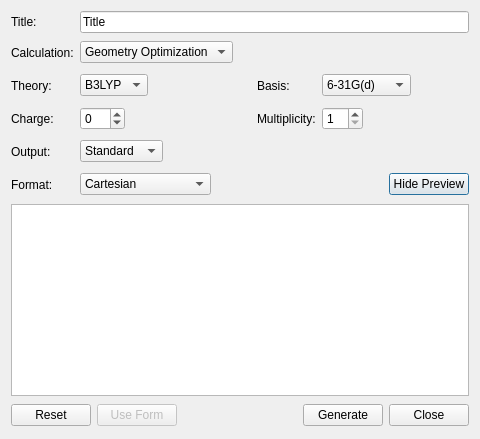
cryos/avogadro, file libavogadro/src/extensions/qcheminputdialog.ui: the form before one commit.
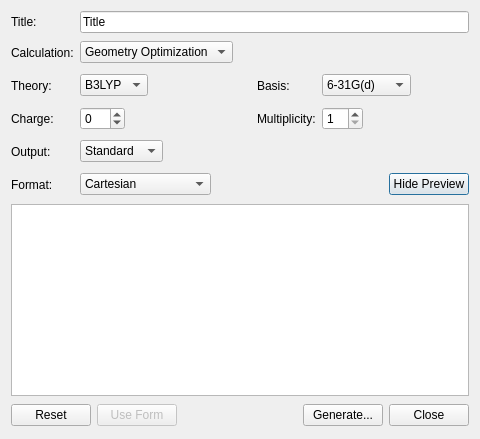
The form after the commit.

Commit message: UI consistency -- use "..." for showing a new dialog box.

```diff
--- a/libavogadro/src/extensions/qcheminputdialog.ui
+++ b/libavogadro/src/extensions/qcheminputdialog.ui
@@ -5,8 +5,8 @@
    <rect>
     <x>0</x>
     <y>0</y>
-    <width>536</width>
-    <height>450</height>
+    <width>619</width>
+    <height>514</height>
    </rect>
   </property>
   <property name="sizePolicy" >
@@ -483,7 +483,7 @@
      <item>
       <widget class="QPushButton" name="generateButton" >
        <property name="text" >
-        <string>Generate</string>
+        <string>Generate...</string>
        </property>
       </widget>
      </item>
```
The commit also changes 1 other file.
